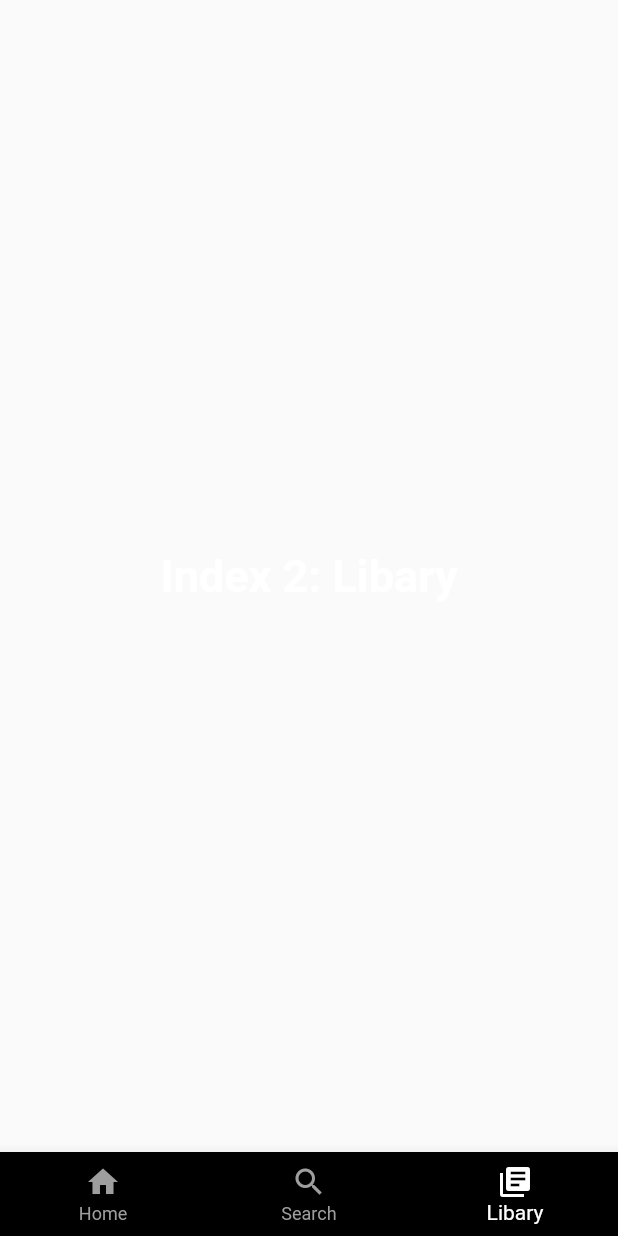
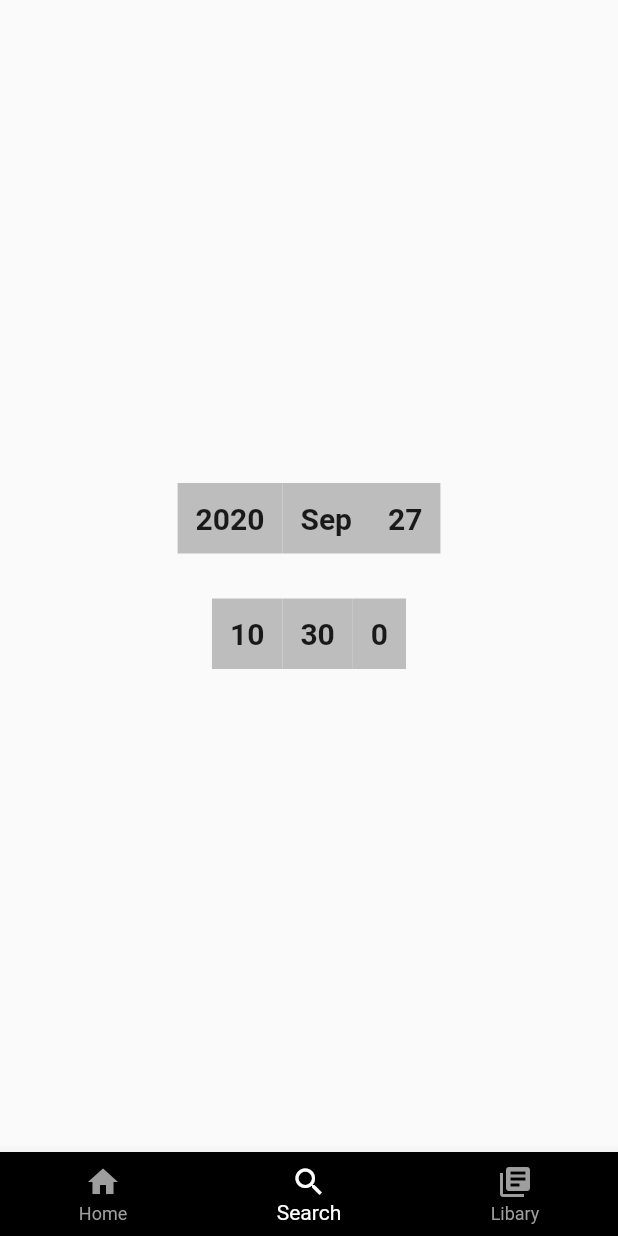
Before and after one commit to AshishGz/TIC-Flutter-class, a Flutter app: the BottomNaviagtionWidhet screen opened directly, on a phone screen of 412 x 824 dp. Run offline on Flutter 3.47's test engine with Material 2 defaults, Android fonts, the phone set to English and light mode, and no system bars; our stand-ins replace validators.

Commit message:
Digital Clock Example

```diff
--- a/lib/widgets/bottomNavigationWidget.dart
+++ b/lib/widgets/bottomNavigationWidget.dart
@@ -1,5 +1,6 @@
 import 'package:flutter/cupertino.dart';
 import 'package:flutter/material.dart';
+import 'package:flutter_class_TIC/widgets/digitalClock.dart';
 import 'package:flutter_class_TIC/widgets/search.dart';
 
 class BottomNaviagtionWidhet extends StatefulWidget {
@@ -10,15 +11,12 @@ class BottomNaviagtionWidhet extends StatefulWidget {
 }
 
 class _MyStatefulWidgetState extends State<BottomNaviagtionWidhet> {
-  int _selectedIndex = 2;
+  int _selectedIndex = 1;
   static const TextStyle optionStyle =
       TextStyle(fontSize: 30, fontWeight: FontWeight.bold, color: Colors.white);
   static List<Widget> _widgetOptions = <Widget>[
     Search(),
-    Text(
-      'Index 1: Search',
-      style: optionStyle,
-    ),
+    DigitalClock(),
     Text(
       'Index 2: Libary',
       style: optionStyle,
--- /dev/null
+++ b/lib/widgets/digitalClock.dart
@@ -0,0 +1,87 @@
+import 'package:flutter/material.dart';
+
+class DigitalClock extends StatefulWidget {
+  @override
+  _DigitalClockState createState() => _DigitalClockState();
+}
+
+class _DigitalClockState extends State<DigitalClock> {
+  List<String> month = [
+    'Jan',
+    'Feb',
+    'Mar',
+    'Apr',
+    'May',
+    'Jun',
+    'Jul',
+    'Aug',
+    'Sep',
+    'Oct',
+    'Nov',
+    'Dev'
+  ];
+  @override
+  Widget build(BuildContext context) {
+    return Column(
+      crossAxisAlignment: CrossAxisAlignment.center,
+      mainAxisAlignment: MainAxisAlignment.center,
+      children: <Widget>[
+        Row(
+          mainAxisAlignment: MainAxisAlignment.center,
+          children: <Widget>[
+            Container(
+                padding: EdgeInsets.all(12),
+                color: Colors.grey.shade400,
+                child: Text(
+                  DateTime.now().year.toString(),
+                  style: TextStyle(fontWeight: FontWeight.w700, fontSize: 20),
+                )),
+            Container(
+                padding: EdgeInsets.all(12),
+                color: Colors.grey.shade400,
+                child: Text(
+                  month[DateTime.now().month - 1],
+                  style: TextStyle(fontWeight: FontWeight.w700, fontSize: 20),
+                )),
+            Container(
+                padding: EdgeInsets.all(12),
+                color: Colors.grey.shade400,
+                child: Text(
+                  DateTime.now().day.toString(),
+                  style: TextStyle(fontWeight: FontWeight.w700, fontSize: 20),
+                )),
+          ],
+        ),
+        SizedBox(
+          height: 30,
+        ),
+        Row(
+          mainAxisAlignment: MainAxisAlignment.center,
+          children: <Widget>[
+            Container(
+                padding: EdgeInsets.all(12),
+                color: Colors.grey.shade400,
+                child: Text(
+                  DateTime.now().hour.toString(),
+                  style: TextStyle(fontWeight: FontWeight.w700, fontSize: 20),
+                )),
+            Container(
+                padding: EdgeInsets.all(12),
+                color: Colors.grey.shade400,
+                child: Text(
+                  DateTime.now().minute.toString(),
+                  style: TextStyle(fontWeight: FontWeight.w700, fontSize: 20),
+                )),
+            Container(
+                padding: EdgeInsets.all(12),
+                color: Colors.grey.shade400,
+                child: Text(
+                  DateTime.now().second.toString(),
+                  style: TextStyle(fontWeight: FontWeight.w700, fontSize: 20),
+                )),
+          ],
+        ),
+      ],
+    );
+  }
+}
```
